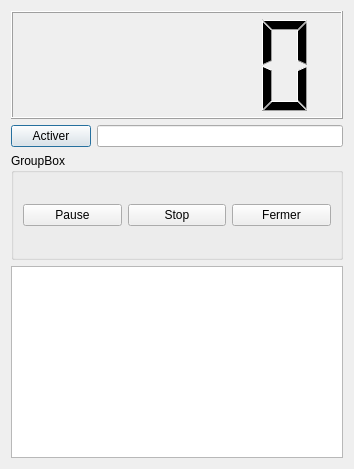
videl4298/GameTiming, file game_time_management/code/timewindows.ui: the form before one commit.
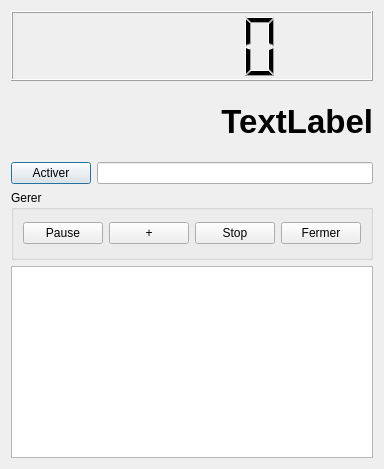
The form after the commit.

```diff
--- a/game_time_management/code/timewindows.ui
+++ b/game_time_management/code/timewindows.ui
@@ -17,6 +17,29 @@
    <item>
     <widget class="QLCDNumber" name="lcdNumber"/>
    </item>
+   <item>
+    <widget class="QLabel" name="priceLabel">
+     <property name="sizePolicy">
+      <sizepolicy hsizetype="Preferred" vsizetype="Preferred">
+       <horstretch>0</horstretch>
+       <verstretch>0</verstretch>
+      </sizepolicy>
+     </property>
+     <property name="font">
+      <font>
+       <pointsize>25</pointsize>
+       <weight>75</weight>
+       <bold>true</bold>
+      </font>
+     </property>
+     <property name="text">
+      <string>TextLabel</string>
+     </property>
+     <property name="alignment">
+      <set>Qt::AlignRight|Qt::AlignTrailing|Qt::AlignVCenter</set>
+     </property>
+    </widget>
+   </item>
    <item>
     <layout class="QHBoxLayout" name="controlLayout">
      <item>
@@ -37,7 +60,7 @@
       <bool>true</bool>
      </property>
      <property name="title">
-      <string>GroupBox</string>
+      <string>Gerer</string>
      </property>
      <layout class="QHBoxLayout" name="horizontalLayout">
       <item>
@@ -50,6 +73,13 @@
         </property>
        </widget>
       </item>
+      <item>
+       <widget class="QPushButton" name="addButton">
+        <property name="text">
+         <string>+</string>
+        </property>
+       </widget>
+      </item>
       <item>
        <widget class="QPushButton" name="stopButton">
         <property name="text">
@@ -75,6 +105,14 @@
        <verstretch>0</verstretch>
       </sizepolicy>
      </property>
+     <property name="font">
+      <font>
+       <pointsize>11</pointsize>
+      </font>
+     </property>
+     <property name="readOnly">
+      <bool>true</bool>
+     </property>
     </widget>
    </item>
   </layout>
```
